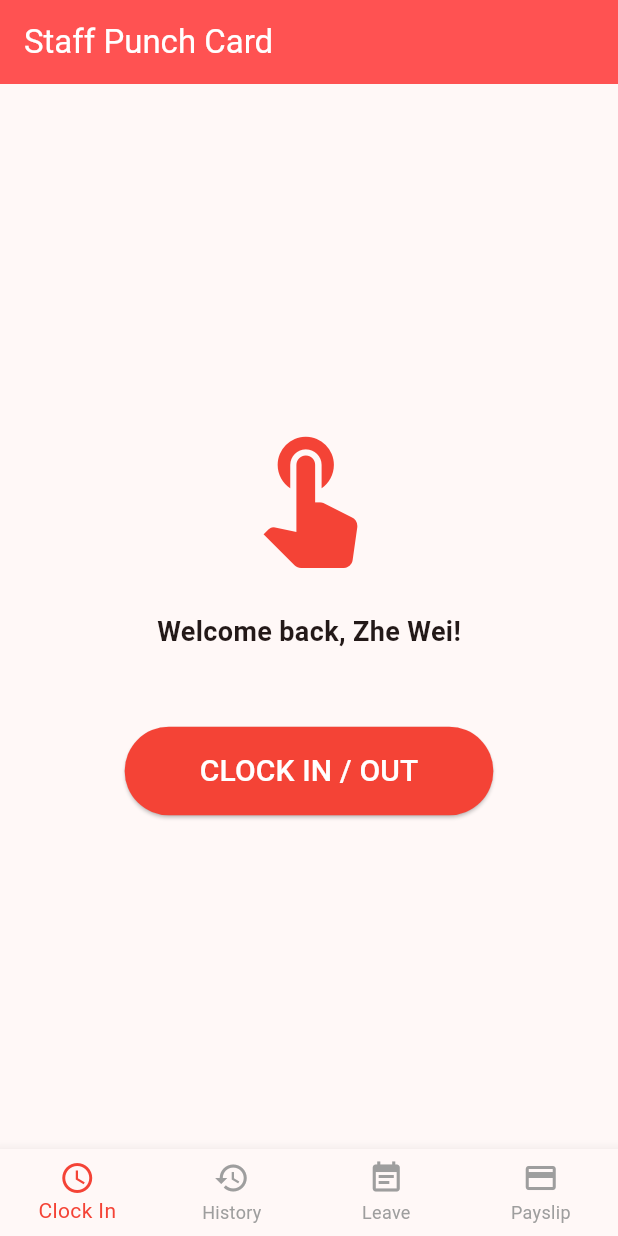
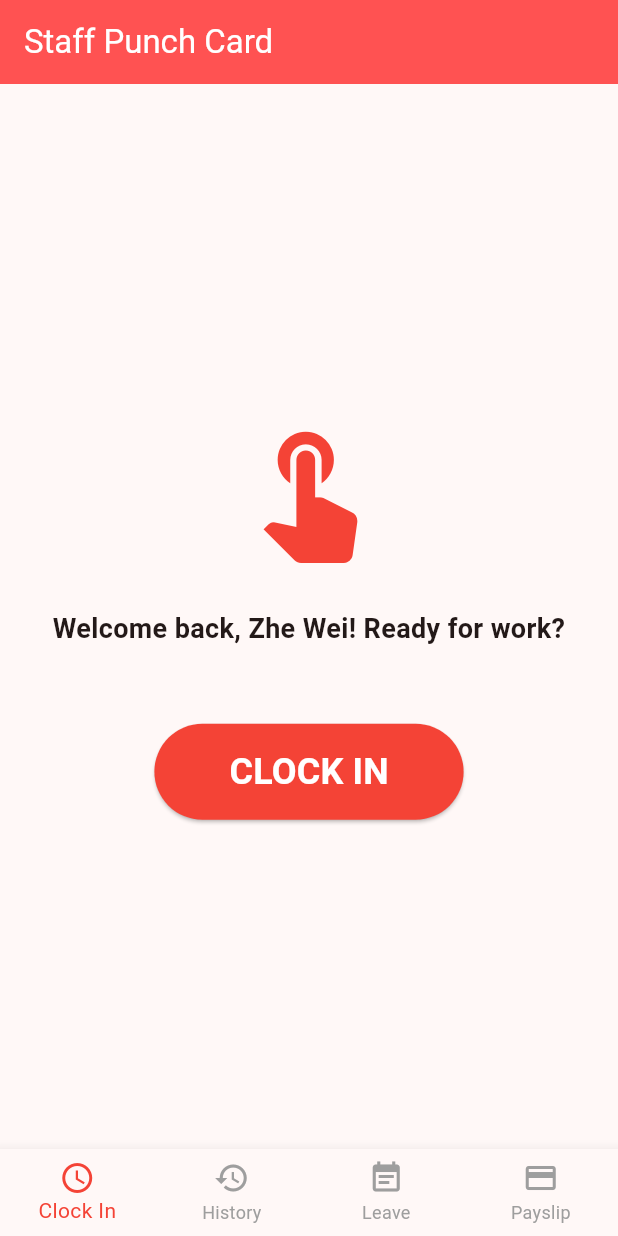
Before and after one commit to Ei249/smarter_pos_system, a Flutter app: the screen it shows after launch, on a phone screen of 412 x 824 dp. Run offline on Flutter 3.47's test engine with Material 3 defaults, Android fonts, the phone set to English and light mode, and no system bars.

Commit message:
Complete full punch card loop with clock-out API

```diff
--- a/hr_app/lib/main.dart
+++ b/hr_app/lib/main.dart
@@ -69,7 +69,7 @@ class _MainNavigatorState extends State<MainNavigator> {
 }
 
 // ==========================================
-// 页面 1：打卡页 (保留你刚才写的联网功能)
+// 页面 1：打卡页 (完美闭环版：包含上下班切换)
 // ==========================================
 class PunchCardScreen extends StatefulWidget {
   const PunchCardScreen({super.key});
@@ -79,18 +79,23 @@ class PunchCardScreen extends StatefulWidget {
 }
 
 class _PunchCardScreenState extends State<PunchCardScreen> {
-  String _statusMessage = "Welcome back, Zhe Wei!";
+  String _statusMessage = "Welcome back, Zhe Wei! Ready for work?";
   bool _isLoading = false;
+  bool _isClockedIn = false; // 新增：记录当前打卡状态
 
-  Future<void> _clockIn() async {
+  // 智能打卡函数：自动判断是请求 In 还是 Out
+  Future<void> _handlePunchCard() async {
     setState(() {
       _isLoading = true;
       _statusMessage = "Syncing with database...";
     });
 
     try {
+      // 如果还没上班，就打上班卡；如果已经上班，就打下班卡
+      String endpoint = _isClockedIn ? '/api/clock-out' : '/api/clock-in';
+
       final response = await http.post(
-        Uri.parse('http://127.0.0.1:5000/api/clock-in'),
+        Uri.parse('http://127.0.0.1:5000$endpoint'),
         headers: {'Content-Type': 'application/json'},
         body: jsonEncode({'staff_id': 1}),
       );
@@ -98,7 +103,19 @@ class _PunchCardScreenState extends State<PunchCardScreen> {
       if (response.statusCode == 200) {
         final data = jsonDecode(response.body);
         setState(() {
-          _statusMessage = "Success! Time: ${data['time']}";
+          if (_isClockedIn) {
+            // 下班成功，显示下班时间和计算出的总工时
+            _statusMessage = "Clocked OUT successfully!\nTime: ${data['time']}\nTotal Hours: ${data['total_hours']} hr";
+            _isClockedIn = false; // 状态切回未上班
+          } else {
+            // 上班成功，显示上班时间
+            _statusMessage = "Clocked IN successfully!\nTime: ${data['time']}";
+            _isClockedIn = true; // 状态切换为已上班
+          }
+        });
+      } else {
+        setState(() {
+          _statusMessage = "Error: Please check if you have an active session.";
         });
       }
     } catch (e) {
@@ -120,16 +137,23 @@ class _PunchCardScreenState extends State<PunchCardScreen> {
         child: Column(
           mainAxisAlignment: MainAxisAlignment.center,
           children: [
-            const Icon(Icons.touch_app, size: 100, color: Colors.red),
+            // 图标颜色也会跟着状态变
+            Icon(Icons.touch_app, size: 100, color: _isClockedIn ? Colors.green : Colors.red),
             const SizedBox(height: 30),
-            Text(_statusMessage, style: const TextStyle(fontSize: 18, fontWeight: FontWeight.bold)),
+            Text(_statusMessage, textAlign: TextAlign.center, style: const TextStyle(fontSize: 18, fontWeight: FontWeight.bold, height: 1.5)),
             const SizedBox(height: 50),
             _isLoading
                 ? const CircularProgressIndicator(color: Colors.red)
                 : ElevatedButton(
-                    style: ElevatedButton.styleFrom(backgroundColor: Colors.red, foregroundColor: Colors.white, padding: const EdgeInsets.symmetric(horizontal: 50, vertical: 15)),
-                    onPressed: _clockIn,
-                    child: const Text('CLOCK IN / OUT', style: TextStyle(fontSize: 20)),
+                    style: ElevatedButton.styleFrom(
+                      // 上班状态按钮变红，下班状态按钮变绿
+                      backgroundColor: _isClockedIn ? Colors.grey[700] : Colors.red,
+                      foregroundColor: Colors.white,
+                      padding: const EdgeInsets.symmetric(horizontal: 50, vertical: 15)
+                    ),
+                    onPressed: _handlePunchCard,
+                    // 按钮文字自动切换
+                    child: Text(_isClockedIn ? 'CLOCK OUT' : 'CLOCK IN', style: const TextStyle(fontSize: 24, fontWeight: FontWeight.bold)),
                   ),
           ],
         ),
```
